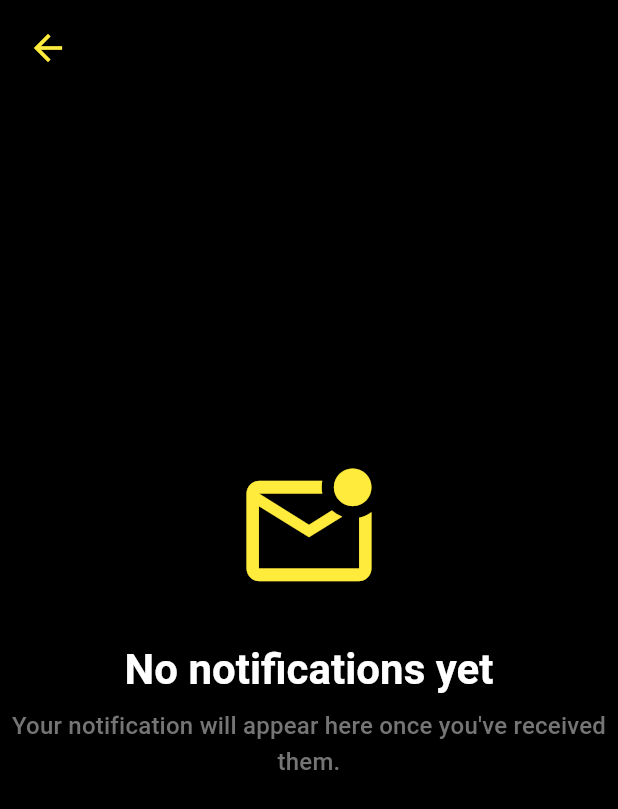
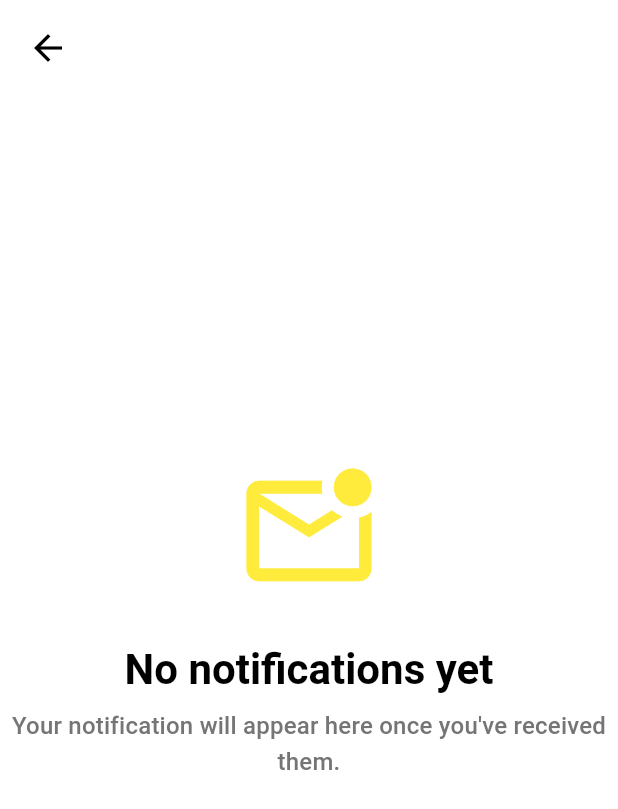
Before and after one commit to SamuelWorld20/Camp_Ride, a Flutter app: the screen it shows after launch, item 3 of the bottom bar chosen, after a tap on the "notifications" icon, on a phone screen of 412 x 824 dp. Shown: the top 809 px of the screen. Run offline on Flutter 3.47's test engine with Material 3 defaults, Android fonts, the phone set to English and light mode, and no system bars; our stand-ins replace image_picker.

Commit message:
properly fix app state change

```diff
--- a/lib/bottom_nav_bar.dart
+++ b/lib/bottom_nav_bar.dart
@@ -1,19 +1,24 @@
 import 'package:flutter/material.dart';
 import 'package:futaride/screens/home_screen.dart';
-import'package:futaride/screens/profile_screen.dart';
 // import 'package:your_app_name/school_map_screen.dart';
-import 'package:futaride/screens/notification_screen.dart'; // Import the notifications screen
+import 'package:futaride/screens/notification_screen.dart';
+import 'package:futaride/screens/profile_screen.dart'; // Ensure ProfileScreen is imported
 
 // Placeholder screens for other navigation bar items
+// Note: ProfileScreen and SettingsScreen are now proper widgets
+// that will inherit the Scaffold from HomeScreenWithNavBar.
+// Their internal Scaffold and AppBar should be removed if they had them,
+// similar to how KekeContactsListScreen was adjusted.
+// For this example, I'll make them return just a Center widget.
 
-class MapScreen extends StatelessWidget {
-  const MapScreen({super.key});
+class SchoolMapScreen extends StatelessWidget {
+  const SchoolMapScreen({super.key});
 
   @override
   Widget build(BuildContext context) {
     return const Center(
         child: Text(
-          'Map Screen Content',
+          'School Map Screen Content',
           style: TextStyle(fontSize: 24),
         ),
       );
@@ -32,11 +37,10 @@ class _HomeScreenWithNavBarState extends State<HomeScreenWithNavBar> {
 
   // List of widgets (screens) to display in the body of the Scaffold
   final List<Widget> _pages = [
-    const KekeContactsListScreen(),
-    const MapScreen(),
-    const ProfileScreen(),          // Index 2: Placeholder for Profile
-            // Index 3: Placeholder for Settings
-  ];
+    const KekeContactsListScreen(), // Index 0: Keke contacts list
+    const SchoolMapScreen(),        // Index 1: The new map screen
+    const ProfileScreen(),          // Index 2: Profile Screen
+];
 
   // Function to handle tab selection
   void _onItemTapped(int index) {
@@ -59,8 +63,12 @@ class _HomeScreenWithNavBarState extends State<HomeScreenWithNavBar> {
       appBar: AppBar(
         title: Text(appBarTitle),
         centerTitle: true,
-        backgroundColor: Theme.of(context).primaryColor,
-        foregroundColor: Colors.yellow,
+        // --- FIX START ---
+        // Use the AppBarTheme's background and foreground colors defined in main.dart
+        backgroundColor: Theme.of(context).appBarTheme.backgroundColor,
+        foregroundColor: Theme.of(context).appBarTheme.foregroundColor,
+        // --- FIX END ---
+        elevation: Theme.of(context).appBarTheme.elevation, // Ensure elevation is also inherited
         actions: [
           IconButton(
             icon: const Icon(Icons.notifications),
@@ -91,11 +99,11 @@ class _HomeScreenWithNavBarState extends State<HomeScreenWithNavBar> {
           ),
         ],
         currentIndex: _selectedIndex,
-        selectedItemColor: Colors.yellow,
-        unselectedItemColor: Colors.grey,
+        selectedItemColor: Theme.of(context).primaryColor, // Yellow for selected icon/label
+        unselectedItemColor: Colors.grey, // Grey for unselected icon/label
         onTap: _onItemTapped,
-        backgroundColor: Theme.of(context).colorScheme.surface,
-        type: BottomNavigationBarType.fixed,
+        backgroundColor: Theme.of(context).colorScheme.surface, // White/Black background for the bar
+        type: BottomNavigationBarType.fixed, // Ensures labels are always visible
       ),
     );
   }
--- a/lib/main.dart
+++ b/lib/main.dart
@@ -22,17 +22,22 @@ class MyApp extends StatelessWidget {
     // Define your app's custom light theme
     final lightTheme = ThemeData(
       brightness: Brightness.light,
-      primaryColor: Colors.yellow,
-      scaffoldBackgroundColor: Colors.white,
+      primaryColor: Colors.yellow, // This is the primary yellow for accents
+      scaffoldBackgroundColor: Colors.white, // Default background for scaffolds
       appBarTheme: const AppBarTheme(
-        backgroundColor: Colors.yellow,
-        foregroundColor: Colors.black,
+        backgroundColor: Colors.white, // AppBar background is WHITE in light mode
+        foregroundColor: Colors.yellow, // Icons/text on AppBar are BLACK
+        elevation: 4, // Add a slight shadow
       ),
       colorScheme: const ColorScheme.light(
-        primary: Colors.yellow,
-        onPrimary: Colors.black,
-        surface: Colors.white,
-        onSurface: Colors.black,
+        primary: Colors.yellow, // Yellow for primary elements
+        onPrimary: Colors.black, // Text/icons on yellow elements
+        surface: Colors.white, // Card/surface background color
+        onSurface: Colors.black, // Text color on surfaces
+        background: Colors.black, // Main background color (like the top part of auth screens)
+        onBackground: Colors.white, // Text color on the background
+        error: Colors.red,
+        onError: Colors.white,
       ),
       textTheme: const TextTheme(
         headlineMedium: TextStyle(color: Colors.black),
@@ -52,17 +57,22 @@ class MyApp extends StatelessWidget {
     // Define your app's custom dark theme
     final darkTheme = ThemeData(
       brightness: Brightness.dark,
-      primaryColor: Colors.yellow,
-      scaffoldBackgroundColor: Colors.black,
+      primaryColor: Colors.yellow, // This is the primary yellow for accents
+      scaffoldBackgroundColor: Colors.black, // Default background for scaffolds
       appBarTheme: const AppBarTheme(
-        backgroundColor: Colors.yellow,
-        foregroundColor: Colors.black,
+        backgroundColor: Colors.black, // AppBar background is BLACK in dark mode
+        foregroundColor: Colors.yellow, // Icons/text on AppBar are WHITE
+        elevation: 4, // Add a slight shadow
       ),
       colorScheme: const ColorScheme.dark(
-        primary: Colors.yellow,
-        onPrimary: Colors.black,
-        surface: Colors.black,
-        onSurface: Colors.white,
+        primary: Colors.yellow, // Yellow for primary elements
+        onPrimary: Colors.black, // Text/icons on yellow elements
+        surface: Colors.black, // Card/surface background color
+        onSurface: Colors.white, // Text color on surfaces
+        background: Colors.black, // Main background color
+        onBackground: Colors.white, // Text color on the background
+        error: Colors.red,
+        onError: Colors.white,
       ),
       textTheme: const TextTheme(
         headlineMedium: TextStyle(color: Colors.white),
--- a/lib/screens/home_screen.dart
+++ b/lib/screens/home_screen.dart
@@ -1,462 +1,252 @@
-import'package:flutter/material.dart';
+import 'package:flutter/material.dart';
 import 'package:url_launcher/url_launcher.dart';
+import 'package:futaride/screens/notification_screen.dart'; // Import the new notifications screen
 
 // This screen now only contains the content for the Keke Rider Contacts list.
-
 // The Scaffold and AppBar are managed by the parent HomeScreenWithNavBar.
 
 class KekeContactsListScreen extends StatefulWidget {
-
   const KekeContactsListScreen({super.key});
 
   @override
-
   State<KekeContactsListScreen> createState() => _KekeContactsListScreenState();
-
 }
 
 class _KekeContactsListScreenState extends State<KekeContactsListScreen> {
-
   final List<KekeRider> _riders = [
-
     KekeRider(name: 'Emeka Eze', contact: '08033334444', review: 'Emeka is a very reliable driver, always punctual and friendly!', isBooked: false),
-
     KekeRider(name: 'Aisha Bello', contact: '09022225555', review: 'Aisha is great! Her Keke is always clean and she knows the best routes to avoid traffic.', isBooked: false),
-
     KekeRider(name: 'Femi Adebayo', contact: '07088881111', review: 'Femi is a calm and safe driver. A pleasure to ride with.', isBooked: false),
-
     KekeRider(name: 'Ngozi Okoro', contact: '08144445555', review: 'Ngozi is booked often for a reason! She is the best and always has her cool in traffic.', isBooked: true),
-
     KekeRider(name: 'Kingsley Uche', contact: '07066667777', review: 'Kingsley is new but very professional. Highly recommended!', isBooked: false),
-
   ];
 
   Future<void> _makePhoneCall(String phoneNumber) async {
-
     final Uri launchUri = Uri(
-
       scheme: 'tel',
-
       path: phoneNumber,
-
     );
-
     if (await canLaunchUrl(launchUri)) {
-
       await launchUrl(launchUri);
-
     } else {
-
       ScaffoldMessenger.of(context).showSnackBar(
-
         const SnackBar(content: Text('Could not launch phone dialer.')),
-
       );
-
     }
-
   }
 
   void _toggleBookedStatus(int index) {
-
     setState(() {
-
       _riders[index].isBooked = !_riders[index].isBooked;
-
     });
-
   }
 
   /// Displays a pop-up dialog with the rider's details.
-
   void _showRiderDetailsDialog(KekeRider rider) {
-
     showDialog(
-
       context: context,
-
       builder: (BuildContext context) {
+        // Determine avatar background color based on current theme brightness
+        final bool isDarkMode = Theme.of(context).brightness == Brightness.dark;
+        final Color avatarBgColor = isDarkMode ? Colors.black : Colors.white;
 
         return AlertDialog(
-
           shape: RoundedRectangleBorder(
-
             borderRadius: BorderRadius.circular(20.0),
-
           ),
-
           backgroundColor: Theme.of(context).colorScheme.surface,
-
           title: Center(
-
             child: Text(
-
               'Rider Details',
-
               style: TextStyle(
-
                 color: Theme.of(context).colorScheme.onSurface,
-
                 fontWeight: FontWeight.bold,
-
               ),
-
             ),
-
           ),
-
           content: SingleChildScrollView(
-
             child: Column(
-
               mainAxisSize: MainAxisSize.min,
-
               crossAxisAlignment: CrossAxisAlignment.center,
-
               children: [
-
                 // The big round picture in the pop-up
-
                 CircleAvatar(
-
                   radius: 50,
-
-                  backgroundColor: Theme.of(context).primaryColor,
-
-                  child: const Icon(
-
+                  backgroundColor: avatarBgColor, // Dynamic background
+                  child: Icon(
                     Icons.electric_rickshaw,
-
                     size: 60,
-
-                    color: Colors.yellow,
-
+                    color: Theme.of(context).primaryColor, // Yellow icon
                   ),
-
                 ),
-
                 const SizedBox(height: 16),
-
                 // Rider's Full Name
-
                 Text(
-
                   rider.name,
-
                   style: Theme.of(context).textTheme.headlineSmall?.copyWith(
-
                     fontWeight: FontWeight.bold,
-
                     color: Theme.of(context).colorScheme.onSurface,
-
                   ),
-
                 ),
-
                 const SizedBox(height: 8),
-
                 // Rider's Phone Number
-
                 Text(
-
                   rider.contact,
-
                   style: Theme.of(context).textTheme.titleMedium?.copyWith(
-
                     color: Colors.grey,
-
                   ),
-
                 ),
-
                 const SizedBox(height: 16),
-
                 // Availability Status
-
                 Container(
-
                   padding: const EdgeInsets.symmetric(horizontal: 12, vertical: 6),
-
                   decoration: BoxDecoration(
-
                     color: rider.isBooked ? Colors.red : Colors.green,
-
                     borderRadius: BorderRadius.circular(10),
-
                   ),
-
                   child: Text(
-
                     rider.isBooked ? 'Booked' : 'Available',
-
                     style: const TextStyle(
-
                       color: Colors.white,
-
                       fontWeight: FontWeight.bold,
-
                     ),
-
                   ),
-
                 ),
-
                 const SizedBox(height: 16),
-
                 // Review Section
-
                 const Divider(),
-
                 const SizedBox(height: 8),
-
                 Text(
-
                   'Review',
-
                   style: Theme.of(context).textTheme.titleMedium?.copyWith(
-
                     fontWeight: FontWeight.bold,
-
                     color: Theme.of(context).colorScheme.onSurface,
-
                   ),
-
                 ),
-
                 const SizedBox(height: 8),
-
                 Text(
-
                   rider.review,
-
                   textAlign: TextAlign.center,
-
                   style: TextStyle(
-
                     color: Theme.of(context).colorScheme.onSurface.withOpacity(0.8),
-
                     fontStyle: FontStyle.italic,
-
                   ),
-
                 ),
-
               ],
-
             ),
-
           ),
-
           actions: [
-
             TextButton(
-
               onPressed: () {
-
                 Navigator.of(context).pop(); // Close the dialog
-
               },
-
               child: Text(
-
                 'Close',
-
-                style: TextStyle(color: Colors.red),
-
+                style: TextStyle(color: Colors.red,
               ),
-
             ),
-
+           ),
           ],
-
         );
-
       },
-
     );
-
   }
 
   @override
-
   Widget build(BuildContext context) {
+    // Determine avatar background color based on current theme brightness
+    final bool isDarkMode = Theme.of(context).brightness == Brightness.dark;
+    final Color avatarBgColor = isDarkMode ? Colors.black : Colors.white;
 
     return ListView.builder(
-
       itemCount: _riders.length,
-
       itemBuilder: (context, index) {
-
         final rider = _riders[index];
-
         return Card(
-
           margin: const EdgeInsets.symmetric(horizontal: 16.0, vertical: 8.0),
-
           elevation: 4.0,
-
           shape: RoundedRectangleBorder(
-
             borderRadius: BorderRadius.circular(12.0),
-
           ),
-
           child: ListTile(
-
             contentPadding: const EdgeInsets.all(16.0),
-
             // The small round picture on the left
-
             leading: GestureDetector(
-
               onTap: () => _showRiderDetailsDialog(rider),
-
               child: CircleAvatar(
-
-                backgroundColor: Theme.of(context).primaryColor,
-
-                child: const Icon(
-
+                backgroundColor: avatarBgColor, // Dynamic background
+                child: Icon(
                   Icons.electric_rickshaw,
-
                   size: 24,
-
-                  color: Colors.yellow,
-
+                  color: Theme.of(context).primaryColor, // Yellow icon
                 ),
-
               ),
-
             ),
-
             title: Text(
-
               rider.name,
-
               style: const TextStyle(
-
                 fontWeight: FontWeight.bold,
-
                 fontSize: 18.0,
-
               ),
-
             ),
-
             subtitle: Padding(
-
               padding: const EdgeInsets.only(top: 4.0),
-
               child: Text(
-
                 'Contact: ${rider.contact}',
-
                 style: TextStyle(
-
                   color: Colors.grey[600],
-
                   fontSize: 14.0,
-
                 ),
-
               ),
-
             ),
-
             trailing: Row(
-
               mainAxisSize: MainAxisSize.min,
-
               children: [
-
                 IconButton(
-
                   icon: Icon(
-
                     Icons.call,
-
-                    color: Colors.white,
-
+                    color: Theme.of(context).primaryColor,
                     size: 28.0,
-
                   ),
-
                   onPressed: () => _makePhoneCall(rider.contact),
-
                   tooltip: 'Call ${rider.name}',
-
                 ),
-
                 const SizedBox(width: 8.0),
-
                 ElevatedButton(
-
                   onPressed: () => _toggleBookedStatus(index),
-
                   style: ElevatedButton.styleFrom(
-
                     backgroundColor: rider.isBooked ? Colors.grey[600] : Colors.green,
-
                     foregroundColor: Colors.white,
-
                     shape: RoundedRectangleBorder(
-
                       borderRadius: BorderRadius.circular(8.0),
-
                     ),
-
                     padding: const EdgeInsets.symmetric(horizontal: 12.0, vertical: 8.0),
-
                     elevation: 2.0,
-
                   ),
-
                   child: Text(
-
                     rider.isBooked ? 'Booked' : 'Available',
-
                     style: const TextStyle(fontSize: 14.0),
-
                   ),
-
                 ),
-
               ],
-
             ),
-
           ),
-
         );
-
       },
-
     );
-
   }
-
 }
 
 class KekeRider {
-
   final String name;
-
   final String contact;
-
-  final String review; // Added a review field
-
+  final String review;
   bool isBooked;
 
   KekeRider({
-
     required this.name,
-
     required this.contact,
-
     required this.review,
-
     this.isBooked = false,
-
   });
-
 }
--- a/lib/screens/notification_screen.dart
+++ b/lib/screens/notification_screen.dart
@@ -5,9 +5,19 @@ class NotificationsScreen extends StatelessWidget {
 
   @override
   Widget build(BuildContext context) {
+    // Determine if the current theme is dark mode
+    final bool isDarkMode = Theme.of(context).brightness == Brightness.dark;
+
+    // Define colors based on the current theme
+    final Color backgroundColor = Theme.of(context).colorScheme.surface; // White for light, Black for dark
+    final Color primaryIconColor = Theme.of(context).primaryColor; // Yellow for icon
+    final Color mainTextColor = Theme.of(context).colorScheme.onSurface; // Black for light, White for dark
+    final Color backButtonColor = Theme.of(context).colorScheme.onSurface; // Black for light, White for dark
+    final Color subtitleColor = Colors.grey[600]!; // Subtitle remains grey
+
     return Scaffold(
-      backgroundColor: Colors.black, // App's main background color
-      body: SafeArea( // Ensures content is not behind the status bar
+      backgroundColor: backgroundColor, // Dynamic background color
+      body: SafeArea(
         child: Stack(
           children: [
             // Main content
@@ -19,16 +29,16 @@ class NotificationsScreen extends StatelessWidget {
                   Icon(
                     Icons.mark_email_unread_outlined,
                     size: 100,
-                    color: Colors.yellow, // Using the yellow color
+                    color: primaryIconColor, // Yellow icon in both modes
                   ),
                   const SizedBox(height: 24),
                   // "No notifications yet" text
                   Text(
                     'No notifications yet',
                     style: Theme.of(context).textTheme.headlineMedium?.copyWith(
-                      fontWeight: FontWeight.bold,
-                      color: Colors.white, // Using black text
-                    ),
+                          fontWeight: FontWeight.bold,
+                          color: mainTextColor, // Dynamic text color
+                        ),
                   ),
                   const SizedBox(height: 8),
                   // Subtitle text
@@ -36,8 +46,8 @@ class NotificationsScreen extends StatelessWidget {
                     'Your notification will appear here once you\'ve received them.',
                     textAlign: TextAlign.center,
                     style: Theme.of(context).textTheme.titleMedium?.copyWith(
-                      color: Colors.grey[600],
-                    ),
+                          color: subtitleColor, // Grey subtitle in both modes
+                        ),
                   ),
                 ],
               ),
@@ -48,7 +58,7 @@ class NotificationsScreen extends StatelessWidget {
               left: 8,
               child: IconButton(
                 icon: const Icon(Icons.arrow_back),
-                color: Colors.yellow, // Back button color is black
+                color: backButtonColor, // Dynamic back button color
                 iconSize: 28,
                 onPressed: () {
                   Navigator.pop(context); // Navigate back to the home screen
--- a/lib/screens/profile_screen.dart
+++ b/lib/screens/profile_screen.dart
@@ -16,8 +16,8 @@ class _ProfileScreenState extends State<ProfileScreen> {
   File? _image;
 
   // Hardcoded profile data since fields are not editable
-  final String _fullName = 'Ryan Reynolds';
-  final String _email = 'ryanraynold@example.com';
+  final String _fullName = 'John Doe';
+  final String _email = 'johndoe@gmail.com';
   final String _phoneNumber = '+234 82275836284';
 
   /// Handles image selection from the phone's gallery.
@@ -46,16 +46,6 @@ class _ProfileScreenState extends State<ProfileScreen> {
           child: Column(
             crossAxisAlignment: CrossAxisAlignment.center,
             children: [
-              Align(
-                alignment: Alignment.topLeft,
-                child: IconButton(
-                  icon: Icon(Icons.arrow_back, color: Theme.of(context).colorScheme.onSurface),
-                  iconSize: 28,
-                  onPressed: () {
-                    Navigator.pop(context);
-                  },
-                ),
-              ),
               const SizedBox(height: 32),
               Stack(
                 children: [
```
